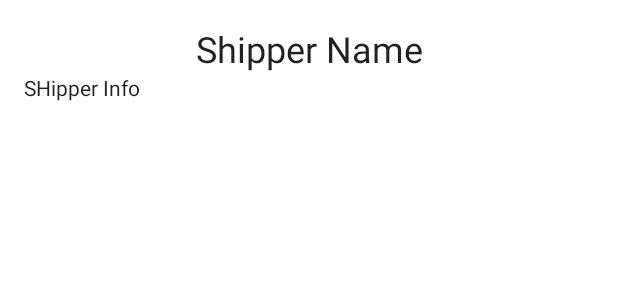
After one commit to meomen/NiceFood, an Android app: the layout layout_marker_display.xml on its own in the app's theme, with its tools: preview values and no code run, on a phone screen of 412 x 824 dp. The commit adds this screen. Shown: the top 300 px of the screen. Run offline under Robolectric (Android 15) with nearby library versions, the phone set to English and light mode, and no system bars.

Commit message:
update 79

```diff
--- a/app/src/main/AndroidManifest.xml
+++ b/app/src/main/AndroidManifest.xml
@@ -8,6 +8,7 @@
          location permissions for the 'MyLocation' functionality.
     -->
     <uses-permission android:name="android.permission.ACCESS_FINE_LOCATION" />
+    <uses-permission android:name="android.permission.CALL_PHONE" />
     <uses-permission android:name="android.permission.INTERNET" />
 
     <application
--- /dev/null
+++ b/app/src/main/res/layout/layout_marker_display.xml
@@ -0,0 +1,26 @@
+<?xml version="1.0" encoding="utf-8"?>
+<LinearLayout
+    xmlns:android="http://schemas.android.com/apk/res/android" android:layout_width="match_parent"
+    android:layout_height="match_parent"
+    android:orientation="vertical"
+    android:background="@android:color/white"
+    android:padding="16dp">
+
+    <TextView
+        android:id="@+id/tv_shipper_name"
+        android:layout_width="match_parent"
+        android:layout_height="wrap_content"
+        android:text="Shipper Name"
+        android:gravity="center_horizontal"
+        style="@style/TextAppearance.AppCompat.Headline"/>
+
+    <TextView
+        android:id="@+id/tv_shipper_info"
+        android:layout_width="match_parent"
+        android:layout_height="wrap_content"
+        android:textAlignment="textStart"
+        android:text="SHipper Info"
+        android:gravity="center_horizontal"
+        style="@style/TextAppearance.AppCompat.Body1"/>
+
+</LinearLayout>
```
Also changed, not shown: app/src/main/java/com/vuducminh/nicefood/TrackingOrderActivity.java (+56 -6 lines), app/src/main/java/com/vuducminh/nicefood/common/MyCustomMarkerAdapter.java (added, +34 -0 lines), app/src/main/java/com/vuducminh/nicefood/model/ShippingOrderModel.java (+10 -0 lines), app/src/main/res/layout/activity_tracking_order.xml (+22 -4 lines).
